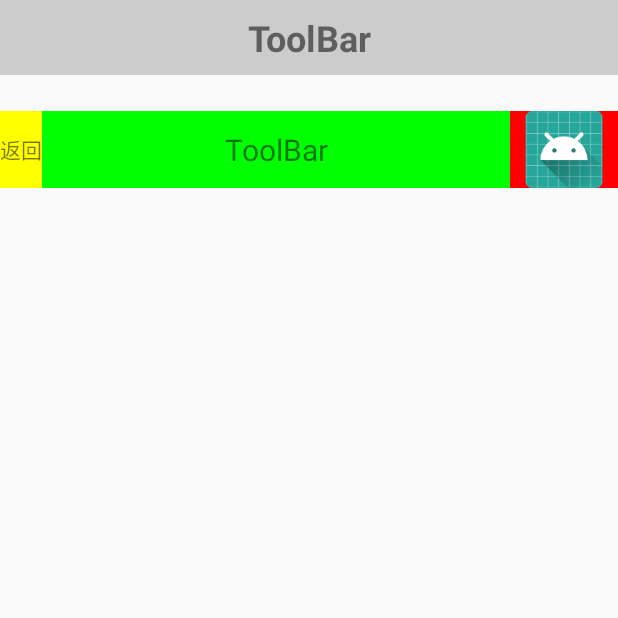
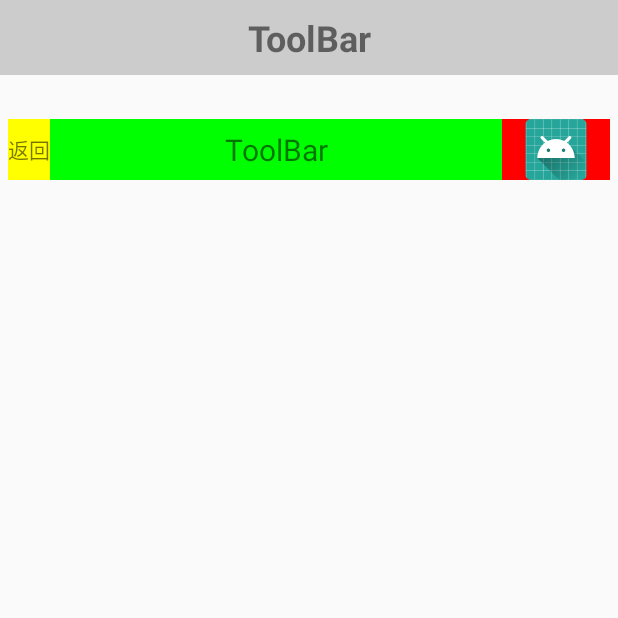
Before and after one commit to Gaojianan2016/ToolBar, an Android app: the screen it shows after launch (MainActivity), on a phone screen of 412 x 824 dp, the top half of it. Run offline under Robolectric (Android 15) with nearby library versions, the phone set to English and light mode, and no system bars.

Commit message:
修复设置padding无效bug

```diff
--- a/app/src/main/res/layout/activity_main.xml
+++ b/app/src/main/res/layout/activity_main.xml
@@ -19,6 +19,7 @@
         android:id="@+id/bar2"
         android:layout_width="0dp"
         android:layout_height="75dp"
+        android:padding="5dp"
         app:title="@string/app_name"
         app:leftText="返回"
         app:rightText="自定义"
--- a/toolbarlibrary/src/main/java/com/gjn/toolbarlibrary/ToolBar.java
+++ b/toolbarlibrary/src/main/java/com/gjn/toolbarlibrary/ToolBar.java
@@ -87,10 +87,15 @@ public class ToolBar extends LinearLayout {
             }
         }
 
+        int left = getPaddingLeft();
+        int top = getPaddingTop();
+        int right = getPaddingRight();
+        int bottom = getPaddingBottom();
+
         if (isPaddingTopBar) {
-            setPadding(0, getBarHeight(), 0, 0);
+            setPadding(left, getBarHeight() + top, right, bottom);
         } else {
-            setPadding(0, 0, 0, 0);
+            setPadding(left, top, right, bottom);
         }
     }
 
```
Also changed, not shown: 1 other file.
